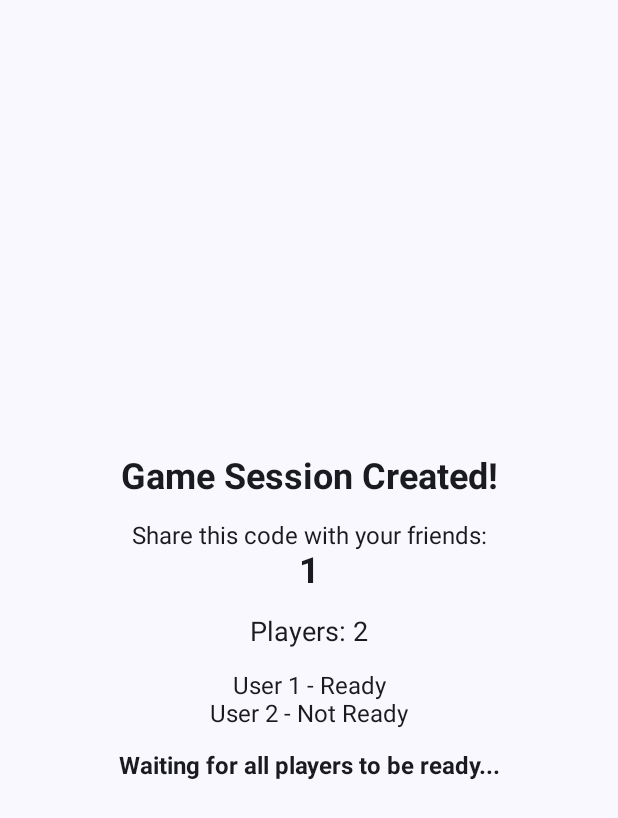
After one commit to UllernJ/Quiz-App, an Android app built with Jetpack Compose: the composable SessionPage shown on its own in the app's theme, on a phone screen of 412 x 824 dp. The commit adds this screen. Shown: the top 818 px of the screen. Run offline under Robolectric (Android 15) with nearby library versions, the phone set to English and light mode, and no system bars.

Commit message:
Game session sample page.

```diff
--- a/app/src/main/java/hiof/mobilg11/quizapplication/MainActivity.kt
+++ b/app/src/main/java/hiof/mobilg11/quizapplication/MainActivity.kt
@@ -34,6 +34,7 @@ import hiof.mobilg11.quizapplication.ui.pages.auth.LoginPage
 import hiof.mobilg11.quizapplication.ui.pages.ProfilePage
 import hiof.mobilg11.quizapplication.ui.pages.SinglePlayerPage
 import hiof.mobilg11.quizapplication.ui.pages.auth.RegisterPage
+import hiof.mobilg11.quizapplication.ui.pages.multiplayer.SessionPage
 import hiof.mobilg11.quizapplication.ui.pages.ui.theme.QuizApplicationTheme
 
 class MainActivity : ComponentActivity() {
@@ -104,6 +105,9 @@ class MainActivity : ComponentActivity() {
                 composable(R.string.quiz_page_path.toString()) {
                     QuizPage(selectedReference)
                 }
+                composable(R.string.session_page_path.toString()) {
+                    SessionPage()
+                }
             }
         }
     }
--- a/app/src/main/java/hiof/mobilg11/quizapplication/model/GameSession.kt
+++ b/app/src/main/java/hiof/mobilg11/quizapplication/model/GameSession.kt
@@ -4,18 +4,38 @@ import hiof.mobilg11.quizapplication.model.user.User
 import java.time.LocalDate
 
 data class GameSession(
-    val quiz: Quiz,
+    val gameId: Int,
+    val players: List<UserSession>,
+    val categoriesPlayed: List<Category>,
+    val questions: List<Question<*>>,
+    val currentRound: Int = 0,
+    val rounds: Int = 3,
+    var status: GameSessionStatus = GameSessionStatus.PENDING,
+    val dateCreated: LocalDate? = LocalDate.now(),
+    val host: User? = null,
+    val winner: User? = null
+) {
+    fun startGame() {
+        status = GameSessionStatus.ACTIVE
+    }
+    fun endGame() {
+        status = GameSessionStatus.FINISHED
+    }
+
+}
+
+enum class GameSessionStatus {
+    PENDING,
+    ACTIVE,
+    FINISHED
+}
+
+data class UserSession(
     val user: User,
-    val score: Int,
-    var isActive: Boolean,
-    var dateStarted: LocalDate? = LocalDate.now(),
-    var dateEnded: LocalDate? = null
-) {
-    fun start() {
-        isActive = true
-    }
-    fun end() {
-        isActive = false
-        dateEnded = LocalDate.now()
-    }
+    val state: UserState = UserState.NOT_READY
+)
+
+enum class UserState {
+    READY,
+    NOT_READY
 }
--- a/app/src/main/java/hiof/mobilg11/quizapplication/ui/pages/MultiplayerPage.kt
+++ b/app/src/main/java/hiof/mobilg11/quizapplication/ui/pages/multiplayer/MultiplayerPage.kt
@@ -9,6 +9,7 @@ import androidx.compose.ui.text.font.FontWeight
 import androidx.compose.ui.unit.dp
 import androidx.compose.ui.unit.sp
 import androidx.navigation.NavController
+import hiof.mobilg11.quizapplication.R
 
 @Composable
 fun MultiplayerPage(navController: NavController) {
@@ -23,7 +24,9 @@ fun MultiplayerPage(navController: NavController) {
     ) {
         buttonsLabels.forEach { label ->
             Button(
-                onClick = { /* TODO */ },
+                onClick = {
+                          navController.navigate(R.string.session_page_path.toString())
+                },
                 modifier = Modifier
                     .fillMaxWidth()
                     .padding(8.dp)
--- /dev/null
+++ b/app/src/main/java/hiof/mobilg11/quizapplication/ui/pages/multiplayer/SessionPage.kt
@@ -0,0 +1,136 @@
+package hiof.mobilg11.quizapplication.ui.pages.multiplayer;
+
+import androidx.compose.foundation.layout.Arrangement
+import androidx.compose.foundation.layout.Column
+import androidx.compose.foundation.layout.fillMaxSize
+import androidx.compose.foundation.layout.padding
+import androidx.compose.material3.Button
+import androidx.compose.material3.Text
+import androidx.compose.runtime.Composable;
+import androidx.compose.ui.Alignment
+import androidx.compose.ui.Modifier
+import androidx.compose.ui.text.TextStyle
+import androidx.compose.ui.text.font.FontWeight
+import androidx.compose.ui.unit.dp
+import androidx.compose.ui.unit.sp
+import hiof.mobilg11.quizapplication.model.GameSession
+import hiof.mobilg11.quizapplication.model.UserSession
+import hiof.mobilg11.quizapplication.model.UserState
+import hiof.mobilg11.quizapplication.model.user.User
+
+@Composable
+fun SessionPage() {
+    //todo create a game session and save it to the database
+    //todo every 5 seconds, check if new players have joined
+    //todo when all players are ready, the game can be started
+
+    val game = GameSession(
+        gameId = 1, // Must be unique
+        players = listOf(
+            UserSession(
+                User(
+                    username = "User 1",
+                    winPercentage = 0.0,
+                    friendList = listOf(),
+                    uuid = "1"
+                ),
+                UserState.READY
+            ),
+            UserSession(
+                User(
+                    username = "User 2",
+                    winPercentage = 0.0,
+                    friendList = listOf(),
+                    uuid = "2"
+                )
+            ),
+        ),
+        host = User(
+            username = "User 1",
+            winPercentage = 0.0,
+            friendList = listOf(),
+            uuid = "1"
+        ),
+        categoriesPlayed = listOf(),
+        questions = listOf()
+    )
+
+
+    Column(
+        modifier = Modifier
+            .fillMaxSize()
+            .padding(16.dp),
+        verticalArrangement = Arrangement.Center,
+        horizontalAlignment = Alignment.CenterHorizontally
+    ) {
+        Text(
+            text = "Game Session Created!",
+            style = TextStyle(
+                fontSize = 24.sp,
+                fontWeight = FontWeight.Bold
+            ),
+            modifier = Modifier.padding(bottom = 16.dp)
+        )
+
+        Text(
+            text = "Share this code with your friends:",
+            style = TextStyle(
+                fontSize = 16.sp,
+            )
+        )
+        Text(
+            text = game.gameId.toString(),
+            style = TextStyle(
+                fontSize = 24.sp,
+                fontWeight = FontWeight.Bold,
+            ),
+            modifier = Modifier.padding(bottom = 16.dp)
+        )
+
+        Text(
+            text = "Players: ${game.players.size}",
+            style = TextStyle(
+                fontSize = 18.sp,
+            ),
+            modifier = Modifier.padding(bottom = 16.dp)
+        )
+
+        for (player in game.players) {
+            Text(
+                text = "${player.user.username} - ${transformState(player.state)}",
+                style = TextStyle(
+                    fontSize = 16.sp
+                )
+            )
+        }
+        if (game.players.all { it.state == UserState.READY }) {
+            Text(
+                text = "All players are ready!",
+                style = TextStyle(
+                    fontSize = 16.sp,
+                    fontWeight = FontWeight.Bold
+                ),
+                modifier = Modifier.padding(top = 16.dp)
+            )
+            Button(onClick = { /*TODO start game*/ }, modifier = Modifier.padding(top = 16.dp)) {
+                Text(text = "Start Game")
+            }
+        } else {
+            Text(
+                text = "Waiting for all players to be ready...",
+                style = TextStyle(
+                    fontSize = 16.sp,
+                    fontWeight = FontWeight.Bold
+                ),
+                modifier = Modifier.padding(top = 16.dp)
+            )
+        }
+    }
+}
+
+private fun transformState(state: UserState): String {
+    if (state == UserState.READY) {
+        return "Ready"
+    }
+    return "Not Ready"
+}
--- a/app/src/main/res/values/strings.xml
+++ b/app/src/main/res/values/strings.xml
@@ -7,4 +7,5 @@
     <string name="single_player_path">single-player</string>
     <string name="multiplayer_path">multiplayer</string>
     <string name="quiz_page_path">quiz</string>
+    <string name="session_page_path">session</string>
 </resources>
```
